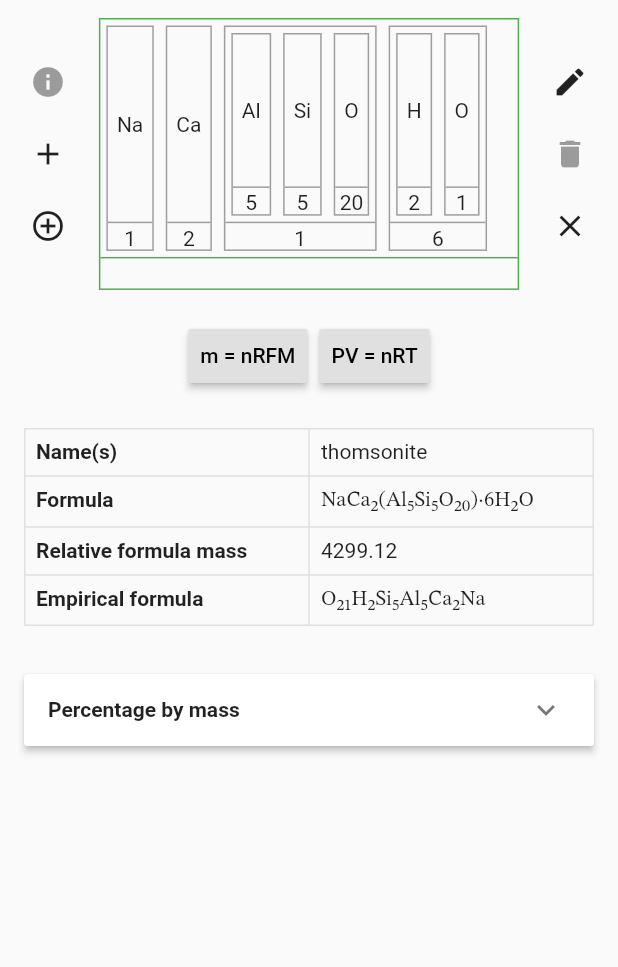
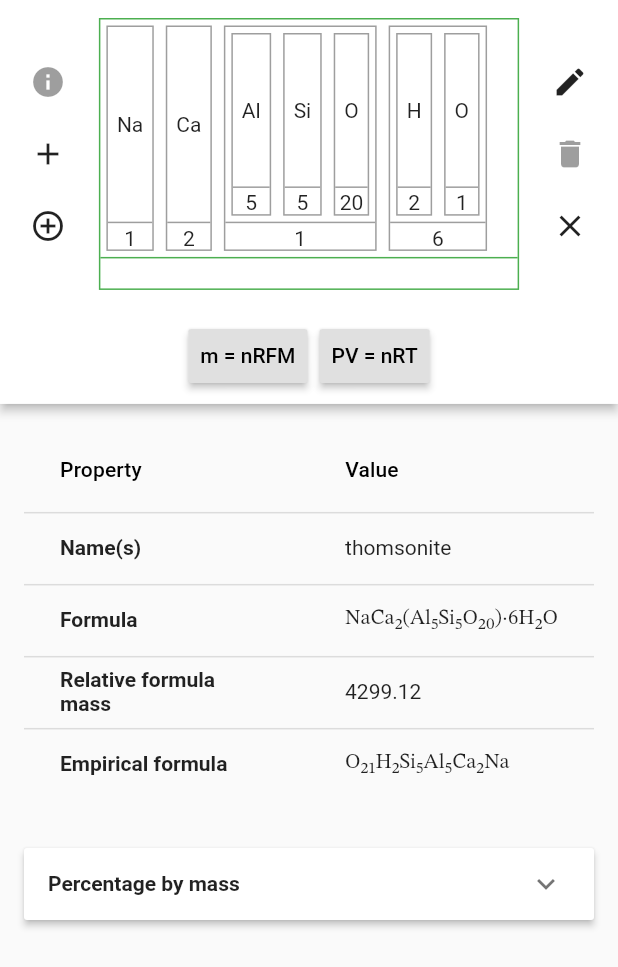
Before and after one commit to Mapioi/unhexennium, a Flutter app: the FormulaParent widget shown alone on an empty page, opened directly, on a phone screen of 412 x 824 dp. Shown: the top 967 px of the screen. Run offline on Flutter 3.47's test engine with Material 2 defaults, Android fonts, the phone set to English and light mode, and no system bars.

Commit message:
Refactor design and scrolling

```diff
--- a/lib/tabs/equation.dart
+++ b/lib/tabs/equation.dart
@@ -140,8 +140,10 @@ class EquationState {
 class EquationParent extends StatelessWidget {
   @override
   Widget build(BuildContext context) {
-    return new Center(
-      child: Column(
+    return new Column(
+      children: <Widget>[
+        new Expanded(
+          child: new ListView(
             children: <Widget>[
               new Row(
                 mainAxisAlignment: MainAxisAlignment.spaceEvenly,
@@ -151,15 +153,16 @@ class EquationParent extends StatelessWidget {
                   buildColumn(EquationSide.Product, EquationState.products),
                 ],
               ),
-          new Expanded(child: new Container()),
-          buildCalculatorButtons(context),
+            ],
+          ),
+        ),
+        buildCalculatorButton(context),
         buildEditorButtons(context),
       ],
-      ),
     );
   }
 
-  Widget buildCalculatorButtons(BuildContext context) {
+  Widget buildCalculatorButton(BuildContext context) {
     if (EquationState.hasError) return const Text("");
     return Padding(
       padding: const EdgeInsets.all(16.0),
--- a/lib/tabs/formula.dart
+++ b/lib/tabs/formula.dart
@@ -84,7 +84,8 @@ class InputBox extends StatelessWidget {
             // Style
             decoration: new BoxDecoration(
               border: new Border.all(
-                  color: currentBorderColor = currentBorderColor),
+                color: currentBorderColor = currentBorderColor,
+              ),
             ),
             margin: new EdgeInsets.all(4.0),
             alignment: Alignment(0.0, 0.0),
@@ -474,17 +475,22 @@ class FormulaParent extends StatelessWidget {
       );
     }
 
-    return new Column(children: [
-      // Input space
+    return new Column(
+      children: [
+        // Editor
+        BottomAppBar(
+          elevation: 2.7,
+          child: Column(
+            children: <Widget>[
               buildEditor(context, currentPair, currentSubscript),
-      // Formula Editor
+              buildButtons(context),
+            ],
+          ),
+        ),
 
-      // Calculations
-      buildButtons(context),
-
-      // Render
-      Expanded(
-        child: ListView(
+        // Properties
+        new Expanded(
+          child: new ListView(
             children: <Widget>[
               buildStaticData(),
               new Padding(
@@ -496,11 +502,11 @@ class FormulaParent extends StatelessWidget {
                   children: expansions,
                 ),
               ),
-            new SizedBox(height: 60.0) // spacer
             ],
           ),
         )
-    ]);
+      ],
+    );
   }
 
   Widget buildButtons(BuildContext context) {
--- a/lib/tabs/table.dart
+++ b/lib/tabs/table.dart
@@ -15,21 +15,28 @@ class StaticTable extends StatelessWidget {
   Widget build(BuildContext context) {
     return new Padding(
       padding: new EdgeInsets.all(16.0),
-      child: Table(
-        border: new TableBorder.all(color: Colors.grey[300]),
-        children: data.entries
-            .map((MapEntry<Widget, Widget> row) => new TableRow(
-                  children: <Widget>[
-                    new Padding(
-                      padding: new EdgeInsets.all(8.0),
-                      child: row.key,
-                    ),
-                    new Padding(
-                      padding: new EdgeInsets.all(8.0),
-                      child: row.value,
-                    )
-                  ],
-                ))
+      child: DataTable(
+        columns: [
+          new DataColumn(
+            label: new Text("Property"),
+            onSort: (i, b) => null,
+          ),
+          new DataColumn(
+            label: new Text("Value"),
+            onSort: (i, b) => null,
+          )
+        ],
+        rows: data.entries
+            .map((var entry) => new DataRow(cells: [
+                  new DataCell(
+                    entry.key,
+                    onTap: () => null,
+                  ),
+                  new DataCell(
+                    entry.value,
+                    onTap: () => null,
+                  ),
+                ]))
             .toList(),
       ),
     );
```
Lines whose indentation alone changed are shown as unchanged.
